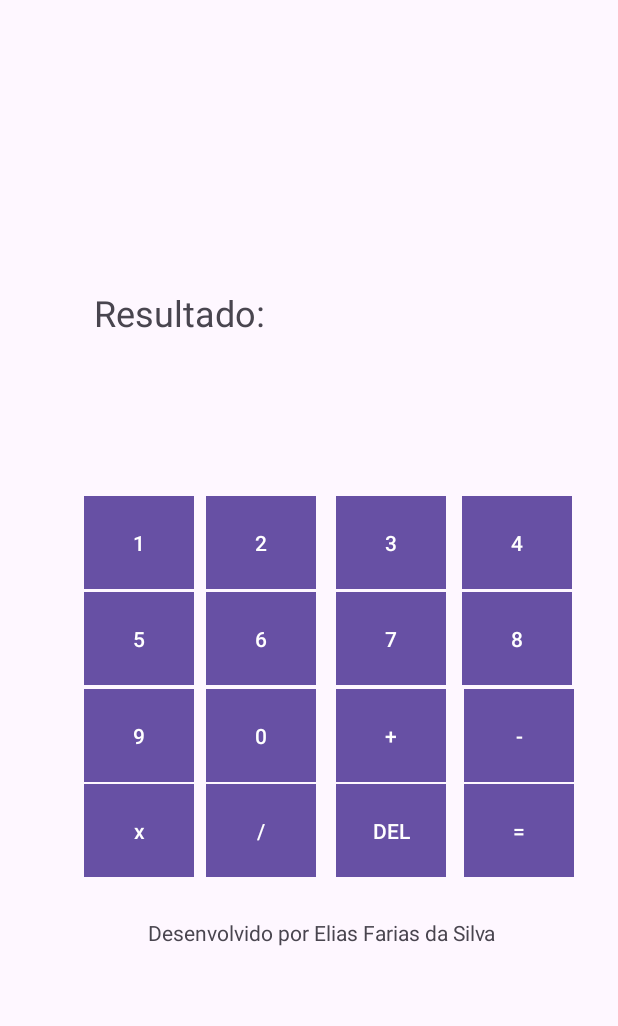
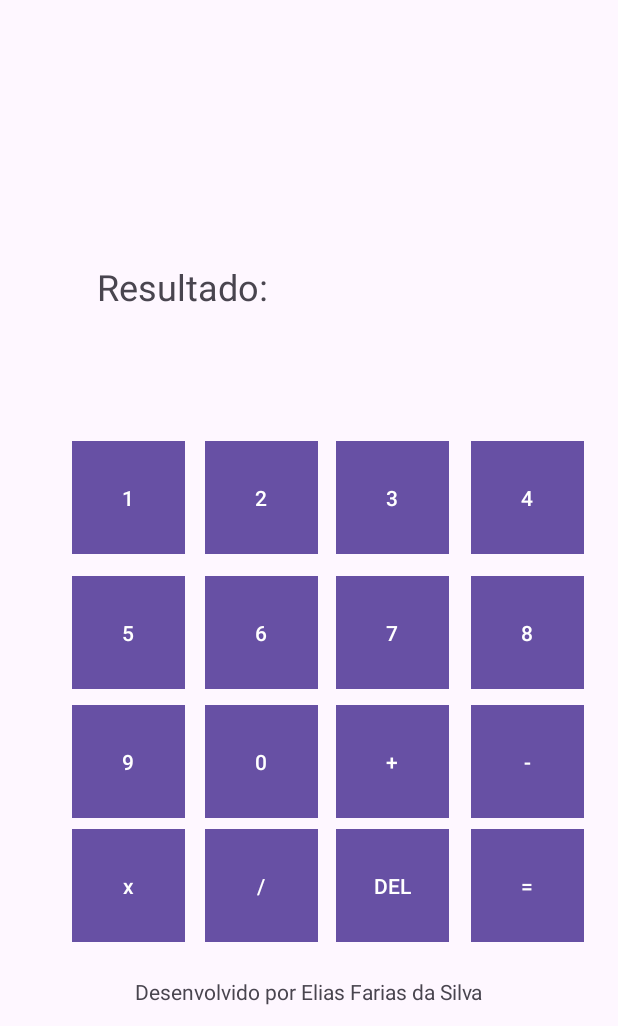
Before and after one commit to eliasfs06/calculadora-de-notas-mobile, an Android app: the screen it shows after launch (MainActivity), after a tap on "Calculadora", on a phone screen of 412 x 824 dp, the part 210-1236 px from its top. Run offline under Robolectric (Android 15) with nearby library versions, the phone set to English and light mode, and no system bars.

Commit message:
ajustes layout

```diff
--- a/app/src/main/res/layout/fragment_calculadora.xml
+++ b/app/src/main/res/layout/fragment_calculadora.xml
@@ -11,217 +11,218 @@
         android:layout_height="match_parent">
 
         <Button
+            android:id="@+id/buttonDiv"
+            android:layout_width="75sp"
+            android:layout_height="75sp"
+            android:background="#673AB7"
+            android:text="/"
+            app:layout_constraintBottom_toBottomOf="parent"
+            app:layout_constraintEnd_toEndOf="parent"
+            app:layout_constraintHorizontal_bias="0.407"
+            app:layout_constraintStart_toStartOf="parent"
+            app:layout_constraintTop_toTopOf="parent"
+            app:layout_constraintVertical_bias="0.893" />
+
+        <Button
+            android:id="@+id/button9"
+            android:layout_width="75sp"
+            android:layout_height="75sp"
+            android:background="#673AB7"
+            android:text="9"
+            app:layout_constraintBottom_toBottomOf="parent"
+            app:layout_constraintEnd_toEndOf="parent"
+            app:layout_constraintHorizontal_bias="0.145"
+            app:layout_constraintStart_toStartOf="parent"
+            app:layout_constraintTop_toTopOf="parent"
+            app:layout_constraintVertical_bias="0.736" />
+
+        <Button
+            android:id="@+id/button0"
+            android:layout_width="75sp"
+            android:layout_height="75sp"
+            android:background="#673AB7"
+            android:text="0"
+            app:layout_constraintBottom_toBottomOf="parent"
+            app:layout_constraintEnd_toEndOf="parent"
+            app:layout_constraintHorizontal_bias="0.407"
+            app:layout_constraintStart_toStartOf="parent"
+            app:layout_constraintTop_toTopOf="parent"
+            app:layout_constraintVertical_bias="0.736" />
+
+        <Button
+            android:id="@+id/buttonMulti"
+            android:layout_width="75sp"
+            android:layout_height="75sp"
+            android:background="#673AB7"
+            android:text="x"
+            app:layout_constraintBottom_toBottomOf="parent"
+            app:layout_constraintEnd_toEndOf="parent"
+            app:layout_constraintHorizontal_bias="0.145"
+            app:layout_constraintStart_toStartOf="parent"
+            app:layout_constraintTop_toTopOf="parent"
+            app:layout_constraintVertical_bias="0.893" />
+
+        <Button
+            android:id="@+id/button5"
+            android:layout_width="75sp"
+            android:layout_height="75sp"
+            android:background="#673AB7"
+            android:text="5"
+            app:layout_constraintBottom_toBottomOf="parent"
+            app:layout_constraintEnd_toEndOf="parent"
+            app:layout_constraintHorizontal_bias="0.145"
+            app:layout_constraintStart_toStartOf="parent"
+            app:layout_constraintTop_toTopOf="parent"
+            app:layout_constraintVertical_bias="0.573" />
+
+        <Button
+            android:id="@+id/button6"
+            android:layout_width="75sp"
+            android:layout_height="75sp"
+            android:background="#673AB7"
+            android:text="6"
+            app:layout_constraintBottom_toBottomOf="parent"
+            app:layout_constraintEnd_toEndOf="parent"
+            app:layout_constraintHorizontal_bias="0.407"
+            app:layout_constraintStart_toStartOf="parent"
+            app:layout_constraintTop_toTopOf="parent"
+            app:layout_constraintVertical_bias="0.573" />
+
+        <Button
+            android:id="@+id/button1"
+            android:layout_width="75sp"
+            android:layout_height="75sp"
+            android:background="#673AB7"
+            android:text="1"
+            app:layout_constraintBottom_toBottomOf="parent"
+            app:layout_constraintEnd_toEndOf="parent"
+            app:layout_constraintHorizontal_bias="0.145"
+            app:layout_constraintStart_toStartOf="parent"
+            app:layout_constraintTop_toTopOf="parent"
+            app:layout_constraintVertical_bias="0.402" />
+
+        <Button
+            android:id="@+id/button2"
+            android:layout_width="75sp"
+            android:layout_height="75sp"
+            android:background="#673AB7"
+            android:text="2"
+            app:layout_constraintBottom_toBottomOf="parent"
+            app:layout_constraintEnd_toEndOf="parent"
+            app:layout_constraintHorizontal_bias="0.407"
+            app:layout_constraintStart_toStartOf="parent"
+            app:layout_constraintTop_toTopOf="parent"
+            app:layout_constraintVertical_bias="0.402" />
+
+        <Button
+            android:id="@+id/button3"
+            android:layout_width="75sp"
+            android:layout_height="75sp"
+            android:background="#673AB7"
+            android:text="3"
+            app:layout_constraintBottom_toBottomOf="parent"
+            app:layout_constraintEnd_toEndOf="parent"
+            app:layout_constraintHorizontal_bias="0.666"
+            app:layout_constraintStart_toStartOf="parent"
+            app:layout_constraintTop_toTopOf="parent"
+            app:layout_constraintVertical_bias="0.402" />
+
+        <Button
             android:id="@+id/buttonIgual"
-            android:layout_width="73dp"
-            android:layout_height="62dp"
+            android:layout_width="75sp"
+            android:layout_height="75sp"
             android:background="#673AB7"
             android:text="="
             app:layout_constraintBottom_toBottomOf="parent"
             app:layout_constraintEnd_toEndOf="parent"
-            app:layout_constraintHorizontal_bias="0.911"
+            app:layout_constraintHorizontal_bias="0.931"
             app:layout_constraintStart_toStartOf="parent"
             app:layout_constraintTop_toTopOf="parent"
-            app:layout_constraintVertical_bias="0.816" />
+            app:layout_constraintVertical_bias="0.893" />
+
+        <Button
+            android:id="@+id/buttonSubstracao"
+            android:layout_width="75sp"
+            android:layout_height="75sp"
+            android:background="#673AB7"
+            android:text="-"
+            app:layout_constraintBottom_toBottomOf="parent"
+            app:layout_constraintEnd_toEndOf="parent"
+            app:layout_constraintHorizontal_bias="0.931"
+            app:layout_constraintStart_toStartOf="parent"
+            app:layout_constraintTop_toTopOf="parent"
+            app:layout_constraintVertical_bias="0.736" />
+
+        <Button
+            android:id="@+id/buttonSoma"
+            android:layout_width="75sp"
+            android:layout_height="75sp"
+            android:background="#673AB7"
+            android:text="+"
+            app:layout_constraintBottom_toBottomOf="parent"
+            app:layout_constraintEnd_toEndOf="parent"
+            app:layout_constraintHorizontal_bias="0.666"
+            app:layout_constraintStart_toStartOf="parent"
+            app:layout_constraintTop_toTopOf="parent"
+            app:layout_constraintVertical_bias="0.736" />
 
         <Button
             android:id="@+id/buttonDel"
-            android:layout_width="73dp"
-            android:layout_height="62dp"
+            android:layout_width="75sp"
+            android:layout_height="75sp"
             android:background="#673AB7"
             android:text="DEL"
             app:layout_constraintBottom_toBottomOf="parent"
             app:layout_constraintEnd_toEndOf="parent"
-            app:layout_constraintHorizontal_bias="0.662"
+            app:layout_constraintHorizontal_bias="0.666"
             app:layout_constraintStart_toStartOf="parent"
             app:layout_constraintTop_toTopOf="parent"
-            app:layout_constraintVertical_bias="0.816" />
-
-        <Button
-            android:id="@+id/buttonDiv"
-            android:layout_width="73dp"
-            android:layout_height="62dp"
-            android:background="#673AB7"
-            android:text="/"
-            app:layout_constraintBottom_toBottomOf="parent"
-            app:layout_constraintEnd_toEndOf="parent"
-            app:layout_constraintHorizontal_bias="0.408"
-            app:layout_constraintStart_toStartOf="parent"
-            app:layout_constraintTop_toTopOf="parent"
-            app:layout_constraintVertical_bias="0.816" />
-
-        <Button
-            android:id="@+id/buttonSubstracao"
-            android:layout_width="73dp"
-            android:layout_height="62dp"
-            android:background="#673AB7"
-            android:text="-"
-            app:layout_constraintBottom_toBottomOf="parent"
-            app:layout_constraintEnd_toEndOf="parent"
-            app:layout_constraintHorizontal_bias="0.911"
-            app:layout_constraintStart_toStartOf="parent"
-            app:layout_constraintTop_toTopOf="parent"
-            app:layout_constraintVertical_bias="0.698" />
-
-        <Button
-            android:id="@+id/button9"
-            android:layout_width="73dp"
-            android:layout_height="62dp"
-            android:background="#673AB7"
-            android:text="9"
-            app:layout_constraintBottom_toBottomOf="parent"
-            app:layout_constraintEnd_toEndOf="parent"
-            app:layout_constraintHorizontal_bias="0.168"
-            app:layout_constraintStart_toStartOf="parent"
-            app:layout_constraintTop_toTopOf="parent"
-            app:layout_constraintVertical_bias="0.698" />
-
-        <Button
-            android:id="@+id/buttonSoma"
-            android:layout_width="73dp"
-            android:layout_height="62dp"
-            android:background="#673AB7"
-            android:text="+"
-            app:layout_constraintBottom_toBottomOf="parent"
-            app:layout_constraintEnd_toEndOf="parent"
-            app:layout_constraintHorizontal_bias="0.662"
-            app:layout_constraintStart_toStartOf="parent"
-            app:layout_constraintTop_toTopOf="parent"
-            app:layout_constraintVertical_bias="0.698" />
-
-        <Button
-            android:id="@+id/button0"
-            android:layout_width="73dp"
-            android:layout_height="62dp"
-            android:background="#673AB7"
-            android:text="0"
-            app:layout_constraintBottom_toBottomOf="parent"
-            app:layout_constraintEnd_toEndOf="parent"
-            app:layout_constraintHorizontal_bias="0.408"
-            app:layout_constraintStart_toStartOf="parent"
-            app:layout_constraintTop_toTopOf="parent"
-            app:layout_constraintVertical_bias="0.698" />
-
-        <Button
-            android:id="@+id/button5"
-            android:layout_width="73dp"
-            android:layout_height="62dp"
-            android:background="#673AB7"
-            android:text="5"
-            app:layout_constraintBottom_toBottomOf="parent"
-            app:layout_constraintEnd_toEndOf="parent"
-            app:layout_constraintHorizontal_bias="0.168"
-            app:layout_constraintStart_toStartOf="parent"
-            app:layout_constraintTop_toTopOf="parent"
-            app:layout_constraintVertical_bias="0.579" />
+            app:layout_constraintVertical_bias="0.893" />
 
         <Button
             android:id="@+id/button7"
-            android:layout_width="73dp"
-            android:layout_height="62dp"
+            android:layout_width="75sp"
+            android:layout_height="75sp"
             android:background="#673AB7"
             android:text="7"
             app:layout_constraintBottom_toBottomOf="parent"
             app:layout_constraintEnd_toEndOf="parent"
-            app:layout_constraintHorizontal_bias="0.662"
+            app:layout_constraintHorizontal_bias="0.666"
             app:layout_constraintStart_toStartOf="parent"
             app:layout_constraintTop_toTopOf="parent"
-            app:layout_constraintVertical_bias="0.578" />
+            app:layout_constraintVertical_bias="0.573" />
 
         <Button
             android:id="@+id/button8"
-            android:layout_width="73dp"
-            android:layout_height="62dp"
+            android:layout_width="75sp"
+            android:layout_height="75sp"
             android:background="#673AB7"
             android:text="8"
             app:layout_constraintBottom_toBottomOf="parent"
             app:layout_constraintEnd_toEndOf="parent"
-            app:layout_constraintHorizontal_bias="0.908"
+            app:layout_constraintHorizontal_bias="0.931"
             app:layout_constraintStart_toStartOf="parent"
             app:layout_constraintTop_toTopOf="parent"
-            app:layout_constraintVertical_bias="0.578" />
-
-        <Button
-            android:id="@+id/button6"
-            android:layout_width="73dp"
-            android:layout_height="62dp"
-            android:background="#673AB7"
-            android:text="6"
-            app:layout_constraintBottom_toBottomOf="parent"
-            app:layout_constraintEnd_toEndOf="parent"
-            app:layout_constraintHorizontal_bias="0.408"
-            app:layout_constraintStart_toStartOf="parent"
-            app:layout_constraintTop_toTopOf="parent"
-            app:layout_constraintVertical_bias="0.578" />
-
-        <Button
-            android:id="@+id/button1"
-            android:layout_width="73dp"
-            android:layout_height="62dp"
-            android:background="#673AB7"
-            android:text="1"
-            app:layout_constraintBottom_toBottomOf="parent"
-            app:layout_constraintEnd_toEndOf="parent"
-            app:layout_constraintHorizontal_bias="0.168"
-            app:layout_constraintStart_toStartOf="parent"
-            app:layout_constraintTop_toTopOf="parent"
-            app:layout_constraintVertical_bias="0.46" />
-
-        <Button
-            android:id="@+id/button2"
-            android:layout_width="73dp"
-            android:layout_height="62dp"
-            android:background="#673AB7"
-            android:text="2"
-            app:layout_constraintBottom_toBottomOf="parent"
-            app:layout_constraintEnd_toEndOf="parent"
-            app:layout_constraintHorizontal_bias="0.408"
-            app:layout_constraintStart_toStartOf="parent"
-            app:layout_constraintTop_toTopOf="parent"
-            app:layout_constraintVertical_bias="0.46" />
-
-        <Button
-            android:id="@+id/button3"
-            android:layout_width="73dp"
-            android:layout_height="62dp"
-            android:background="#673AB7"
-            android:text="3"
-            app:layout_constraintBottom_toBottomOf="parent"
-            app:layout_constraintEnd_toEndOf="parent"
-            app:layout_constraintHorizontal_bias="0.662"
-            app:layout_constraintStart_toStartOf="parent"
-            app:layout_constraintTop_toTopOf="parent"
-            app:layout_constraintVertical_bias="0.46" />
+            app:layout_constraintVertical_bias="0.573" />
 
         <Button
             android:id="@+id/button4"
-            android:layout_width="73dp"
-            android:layout_height="62dp"
+            android:layout_width="75sp"
+            android:layout_height="75sp"
             android:background="#673AB7"
             android:text="4"
             app:layout_constraintBottom_toBottomOf="parent"
             app:layout_constraintEnd_toEndOf="parent"
-            app:layout_constraintHorizontal_bias="0.908"
+            app:layout_constraintHorizontal_bias="0.931"
             app:layout_constraintStart_toStartOf="parent"
             app:layout_constraintTop_toTopOf="parent"
-            app:layout_constraintVertical_bias="0.46" />
-
-        <Button
-            android:id="@+id/buttonMulti"
-            android:layout_width="73dp"
-            android:layout_height="62dp"
-            android:background="#673AB7"
-            android:text="x"
-            app:layout_constraintBottom_toBottomOf="parent"
-            app:layout_constraintEnd_toEndOf="parent"
-            app:layout_constraintHorizontal_bias="0.168"
-            app:layout_constraintStart_toStartOf="parent"
-            app:layout_constraintTop_toTopOf="parent"
-            app:layout_constraintVertical_bias="0.816" />
+            app:layout_constraintVertical_bias="0.402" />
 
         <TextView
             android:id="@+id/operacoes_calculadora"
             android:layout_width="317dp"
             android:layout_height="80dp"
+            android:textSize="20sp"
             app:layout_constraintBottom_toBottomOf="parent"
             app:layout_constraintEnd_toEndOf="parent"
             app:layout_constraintHorizontal_bias="0.68"
@@ -231,28 +232,29 @@
 
         <TextView
             android:id="@+id/resultado_calculadora"
-            android:layout_width="318dp"
-            android:layout_height="90dp"
+            android:layout_width="306dp"
+            android:layout_height="58dp"
             android:gravity="center"
+            android:textSize="24sp"
             app:layout_constraintBottom_toBottomOf="parent"
             app:layout_constraintEnd_toEndOf="parent"
-            app:layout_constraintHorizontal_bias="0.666"
+            app:layout_constraintHorizontal_bias="0.609"
             app:layout_constraintStart_toStartOf="parent"
             app:layout_constraintTop_toTopOf="parent"
-            app:layout_constraintVertical_bias="0.308" />
+            app:layout_constraintVertical_bias="0.249" />
 
         <TextView
             android:id="@+id/label_resultado_calculadora"
-            android:layout_width="319dp"
-            android:layout_height="62dp"
+            android:layout_width="310dp"
+            android:layout_height="54dp"
             android:text="@string/resultado_calculadora"
             android:textSize="24sp"
             app:layout_constraintBottom_toBottomOf="parent"
             app:layout_constraintEnd_toEndOf="parent"
-            app:layout_constraintHorizontal_bias="0.673"
+            app:layout_constraintHorizontal_bias="0.633"
             app:layout_constraintStart_toStartOf="parent"
             app:layout_constraintTop_toTopOf="parent"
-            app:layout_constraintVertical_bias="0.203" />
+            app:layout_constraintVertical_bias="0.168" />
 
         <TextView
             android:id="@+id/label_dev"
@@ -261,10 +263,9 @@
             android:text="@string/label_desenvolvedor"
             app:layout_constraintBottom_toBottomOf="parent"
             app:layout_constraintEnd_toEndOf="parent"
-            app:layout_constraintHorizontal_bias="0.551"
             app:layout_constraintStart_toStartOf="parent"
             app:layout_constraintTop_toTopOf="parent"
-            app:layout_constraintVertical_bias="0.91" />
+            app:layout_constraintVertical_bias="0.977" />
 
     </androidx.constraintlayout.widget.ConstraintLayout>
 </FrameLayout>
--- a/app/src/main/res/layout/fragment_notas.xml
+++ b/app/src/main/res/layout/fragment_notas.xml
@@ -4,7 +4,6 @@
     xmlns:tools="http://schemas.android.com/tools"
     android:layout_width="match_parent"
     android:layout_height="match_parent"
-    android:onClick="calcularResultadoMedia"
     tools:context=".NotasFragment">
 
     <LinearLayout
@@ -111,6 +110,17 @@
                 app:layout_constraintTop_toTopOf="parent"
                 app:layout_constraintVertical_bias="0.476" />
 
+            <TextView
+                android:id="@+id/label_dev3"
+                android:layout_width="wrap_content"
+                android:layout_height="wrap_content"
+                android:text="@string/label_desenvolvedor"
+                app:layout_constraintBottom_toBottomOf="parent"
+                app:layout_constraintEnd_toEndOf="parent"
+                app:layout_constraintStart_toStartOf="parent"
+                app:layout_constraintTop_toTopOf="parent"
+                app:layout_constraintVertical_bias="0.977" />
+
         </androidx.constraintlayout.widget.ConstraintLayout>
 
     </LinearLayout>
```
